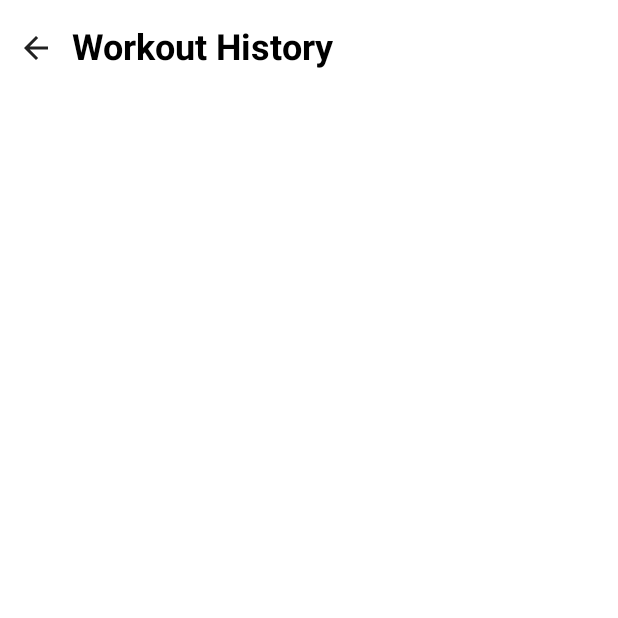
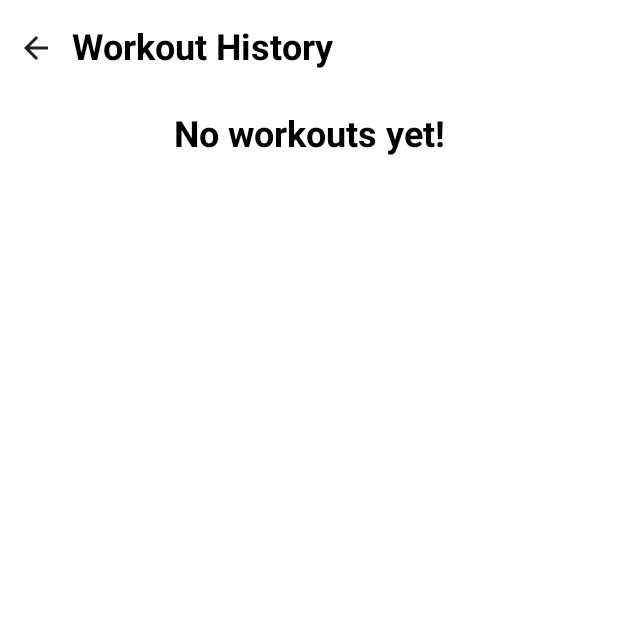
Before and after one commit to dillonpike/Gym-Tracker, an Android app built with Jetpack Compose: the WorkoutHistoryScreen screen opened through its navigation route, on a phone screen of 412 x 824 dp, the top half of it. Run offline under Robolectric (Android 15) with nearby library versions, the phone set to English and light mode, and no system bars; our stand-ins replace Room's generated code, livedata-compose.

Commit message:
UI changes

```diff
--- a/app/src/main/java/nz/ac/uclive/dkp33/fitnesstracker/model/WorkoutViewModel.kt
+++ b/app/src/main/java/nz/ac/uclive/dkp33/fitnesstracker/model/WorkoutViewModel.kt
@@ -6,7 +6,6 @@ import androidx.lifecycle.ViewModel
 import androidx.lifecycle.asLiveData
 import androidx.lifecycle.viewModelScope
 import kotlinx.coroutines.launch
-import java.util.Calendar
 import java.util.Date
 
 class WorkoutViewModel(private val workoutRepository: WorkoutRepository, private val exerciseRepository: ExerciseRepository) : ViewModel() {
--- a/app/src/main/java/nz/ac/uclive/dkp33/fitnesstracker/ui/composables/ScreenHeading.kt
+++ b/app/src/main/java/nz/ac/uclive/dkp33/fitnesstracker/ui/composables/ScreenHeading.kt
@@ -4,13 +4,15 @@ import androidx.compose.material.MaterialTheme
 import androidx.compose.material.Text
 import androidx.compose.runtime.Composable
 import androidx.compose.ui.text.font.FontWeight
+import androidx.compose.ui.text.style.TextAlign
 
 @Composable
-fun ScreenHeading(text: String) {
+fun ScreenHeading(text: String, textAlign: TextAlign = TextAlign.Left) {
     Text(
         text = text,
         style = MaterialTheme.typography.h5,
         fontWeight = FontWeight.Bold,
-        color = MaterialTheme.colors.onSurface
+        color = MaterialTheme.colors.onSurface,
+        textAlign = textAlign
     )
 }
--- a/app/src/main/java/nz/ac/uclive/dkp33/fitnesstracker/ui/screens/HomeScreen.kt
+++ b/app/src/main/java/nz/ac/uclive/dkp33/fitnesstracker/ui/screens/HomeScreen.kt
@@ -1,18 +1,20 @@
 package nz.ac.uclive.dkp33.fitnesstracker.ui.screens
 
 import android.content.res.Configuration
+import androidx.compose.foundation.Image
 import androidx.compose.foundation.background
 import androidx.compose.foundation.layout.*
 import androidx.compose.material.Button
+import androidx.compose.material.Card
 import androidx.compose.material.MaterialTheme.colors
 import androidx.compose.material.Text
 import androidx.compose.runtime.Composable
 import androidx.compose.ui.Alignment
 import androidx.compose.ui.Modifier
 import androidx.compose.ui.platform.LocalConfiguration
+import androidx.compose.ui.res.painterResource
 import androidx.compose.ui.res.stringResource
 import androidx.compose.ui.unit.dp
-import androidx.compose.ui.unit.sp
 import androidx.navigation.NavController
 import nz.ac.uclive.dkp33.fitnesstracker.R
 import nz.ac.uclive.dkp33.fitnesstracker.Screen
@@ -42,7 +44,7 @@ private fun PortraitHomeScreen(navController: NavController) {
                 .weight(0.5f),
             contentAlignment = Alignment.Center
         ) {
-            FlexEmoji()
+            GymIcon()
         }
         Column(
             modifier = Modifier
@@ -70,7 +72,7 @@ private fun LandscapeHomeScreen(navController: NavController) {
                 .weight(0.5f),
             contentAlignment = Alignment.Center
         ) {
-            FlexEmoji()
+            GymIcon()
         }
         Column(
             modifier = Modifier
@@ -86,10 +88,11 @@ private fun LandscapeHomeScreen(navController: NavController) {
 }
 
 @Composable
-private fun FlexEmoji() {
-    Text(
-        text = "\uD83D\uDCAA", // Replace with your desired emoji
-        fontSize = 225.sp, // Adjust the font size to make the emoji massive
+private fun GymIcon() {
+    Image(
+        painter = painterResource(id = R.drawable.ic_launcher_foreground),
+        contentDescription = stringResource(R.string.dumbbell_icon),
+        modifier = Modifier.fillMaxSize()
     )
 }
 
--- a/app/src/main/java/nz/ac/uclive/dkp33/fitnesstracker/ui/screens/WorkoutHistoryScreen.kt
+++ b/app/src/main/java/nz/ac/uclive/dkp33/fitnesstracker/ui/screens/WorkoutHistoryScreen.kt
@@ -20,6 +20,7 @@ import androidx.compose.ui.platform.LocalHapticFeedback
 import androidx.compose.ui.res.stringResource
 import androidx.compose.ui.text.font.FontStyle
 import androidx.compose.ui.text.font.FontWeight
+import androidx.compose.ui.text.style.TextAlign
 import androidx.compose.ui.unit.dp
 import androidx.lifecycle.viewmodel.compose.viewModel
 import androidx.navigation.NavController
@@ -52,12 +53,26 @@ fun WorkoutHistoryScreen(navController: NavController, workoutViewModel: Workout
             }
         },
     ) {
-        LazyColumn {
-            items(workoutHistory) { workoutWithExercises ->
-                WorkoutHistoryItem(
-                    workoutWithExercises = workoutWithExercises,
-                    workoutViewModel = workoutViewModel
+        if (workoutHistory.isEmpty()) {
+            Box(
+                modifier = Modifier
+                    .fillMaxWidth()
+                    .padding(top = 20.dp),
+                contentAlignment = Alignment.TopCenter
+            ) {
+                ScreenHeading(
+                    text = stringResource(R.string.no_workouts_yet),
+                    textAlign = TextAlign.Center
                 )
+            }
+        } else {
+            LazyColumn {
+                items(workoutHistory) { workoutWithExercises ->
+                    WorkoutHistoryItem(
+                        workoutWithExercises = workoutWithExercises,
+                        workoutViewModel = workoutViewModel
+                    )
+                }
             }
         }
     }
--- a/app/src/main/res/values/strings.xml
+++ b/app/src/main/res/values/strings.xml
@@ -24,4 +24,6 @@
     <string name="delete_workout">Delete Workout</string>
     <string name="delete_workout_confirmation_message">Are you sure you want to delete this workout?</string>
     <string name="cancel_button">Cancel</string>
+    <string name="dumbbell_icon">Dumbbell Icon</string>
+    <string name="no_workouts_yet">No workouts yet!</string>
 </resources>
```
Also changed, not shown: 1 other file.
